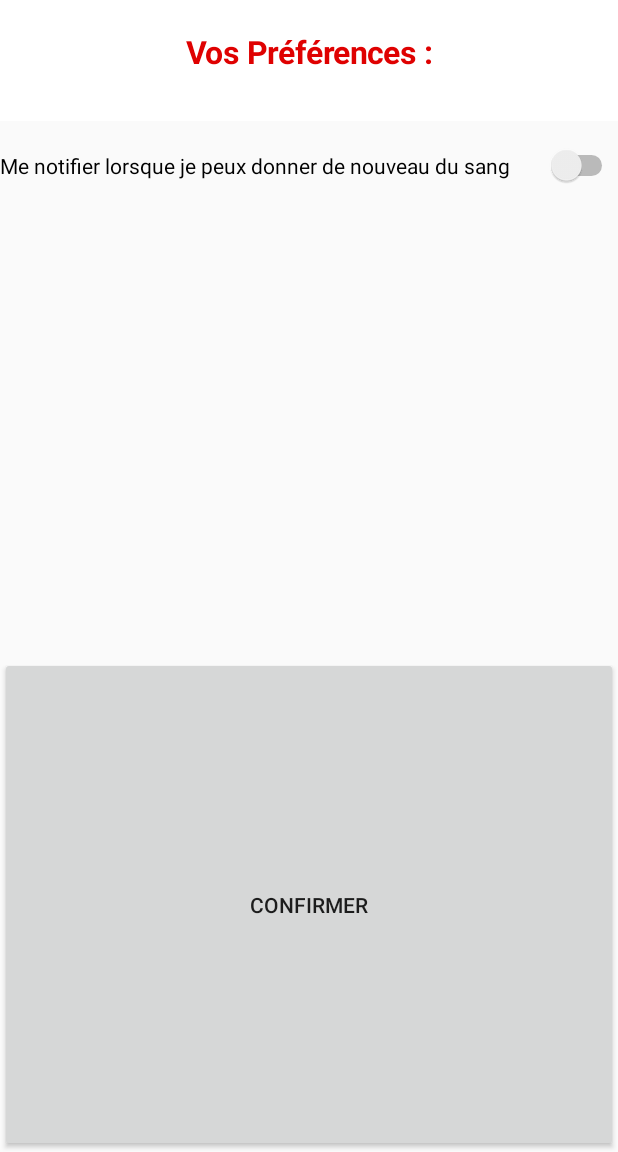
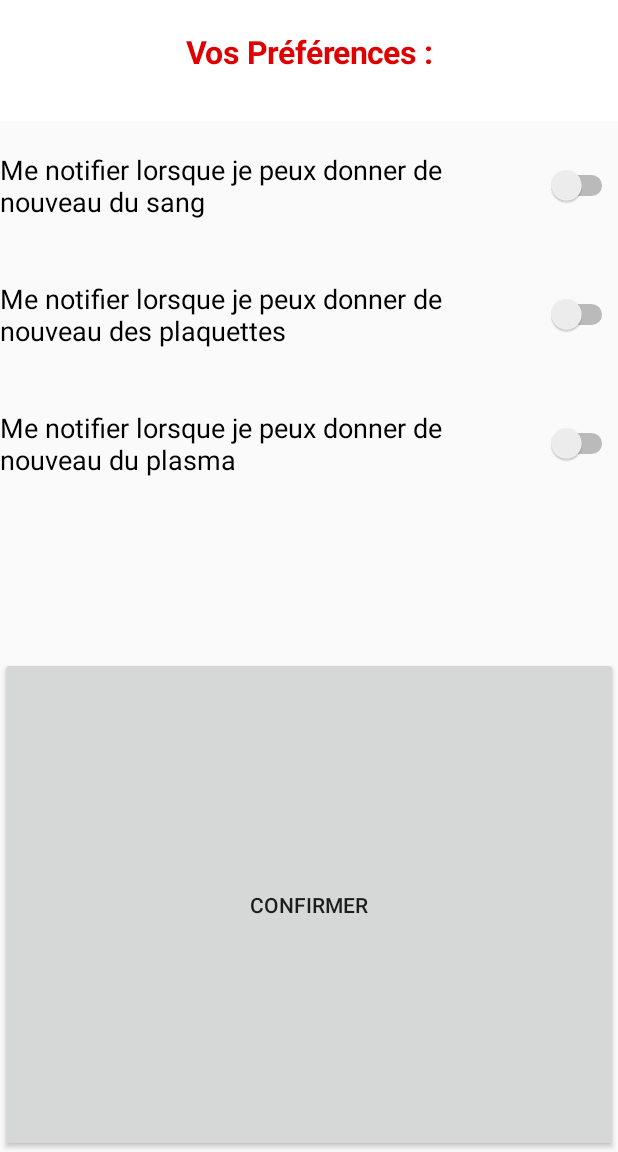
Before and after one commit to valent16/BloodGift, an Android app: the SettingsActivity screen opened directly, with no data from a screen before it, in the side drawer, after a tap on "Notification", on a phone screen of 412 x 824 dp, the part 84-1236 px from its top. Run offline under Robolectric (Android 15) with nearby library versions, the phone set to English and light mode, and no system bars.

Commit message:
Notification - Notifie l'utilisateur le jour où il peut donner son sang. Selon les préférences qu'il aura choisi.

```diff
--- a/app/src/main/java/com/bloodgift/bloodgift/Controller/SettingsController.java
+++ b/app/src/main/java/com/bloodgift/bloodgift/Controller/SettingsController.java
@@ -1,6 +1,7 @@
 package com.bloodgift.bloodgift.Controller;
 
 import android.content.Context;
+import android.widget.Toast;
 
 import com.bloodgift.bloodgift.Model.DAO.ProfileDAO;
 import com.bloodgift.bloodgift.Model.DAO.SettingsDAO;
@@ -24,17 +25,33 @@ public class SettingsController {
     }
 
 
-    public void createSettings(Integer notif) {
-        settings = new Settings(new Date(),notif);
+    public void createSettings(Integer notifSang, Integer notifPlaquette, Integer notifPlasma) {
+        settings = new Settings(new Date(),notifSang, notifPlaquette, notifPlasma);
         SettingsDAO settingsDAO = new SettingsDAO(context);
         settingsDAO.addSettings(settings);
     }
 
-    public Integer getNotif(){
+    public Integer getNotifSang(){
         if(settings == null){
-            return null;
+            return 0;
         } else {
-            return settings.getNotif();
+            return settings.getNotifSang();
+        }
+    }
+
+    public Integer getNotifPlaquette(){
+        if(settings == null){
+            return 0;
+        } else {
+            return settings.getNotifPlaquette();
+        }
+    }
+
+    public Integer getNotifPlasma(){
+        if(settings == null){
+            return 0;
+        } else {
+            return settings.getNotifPlasma();
         }
     }
 
--- a/app/src/main/java/com/bloodgift/bloodgift/Model/DAO/SettingsDAO.java
+++ b/app/src/main/java/com/bloodgift/bloodgift/Model/DAO/SettingsDAO.java
@@ -16,7 +16,10 @@ import java.util.Set;
 
 public class SettingsDAO {
 
-    private static String NOTIF = "notif";
+    private static String NOTIF_SANG = "notifSang";
+    private static String NOTIF_PLAQUETTE = "notifPlaquette";
+    private static String NOTIF_PLASMA = "notifPlasma";
+
     private static String SETTINGS_DATE = "settingsDate";
     private static String SETTINGS_TABLE = "settings";
 
@@ -33,7 +36,10 @@ public class SettingsDAO {
     public static String getSettingsTable(){
         final String table_settings = "CREATE TABLE " + SETTINGS_TABLE + "("
                 + SETTINGS_DATE +" TEXT PRIMARY KEY, "
-                + NOTIF + " INTEGER );";
+                + NOTIF_SANG + " INTEGER, "
+                + NOTIF_PLAQUETTE + " INTEGER, "
+                + NOTIF_PLASMA + " INTEGER );";
+
         return table_settings;
     }
 
@@ -41,7 +47,9 @@ public class SettingsDAO {
         ContentValues values = new ContentValues();
 
         values.put(SETTINGS_DATE, settings.getDateSettings().toString());
-        values.put(NOTIF, settings.getNotif());
+        values.put(NOTIF_SANG, settings.getNotifSang());
+        values.put(NOTIF_PLAQUETTE, settings.getNotifPlaquette());
+        values.put(NOTIF_PLASMA, settings.getNotifPlasma());
 
         Database db = Database.getInstance(context);
         db.getWritableDatabase().insert(SETTINGS_TABLE, null, values);
@@ -56,8 +64,10 @@ public class SettingsDAO {
         cursor.moveToLast();
         if (!cursor.isAfterLast()) {
             Date date = new Date();
-            Integer notif = cursor.getInt(1);
-            settings = new Settings(date, notif);
+            Integer notifSang = cursor.getInt(1);
+            Integer notifPlaquette = cursor.getInt(2);
+            Integer notifPlasma = cursor.getInt(3);
+            settings = new Settings(date, notifSang, notifPlaquette, notifPlasma);
         }
         cursor.close();
         return settings;
--- a/app/src/main/java/com/bloodgift/bloodgift/Model/Settings.java
+++ b/app/src/main/java/com/bloodgift/bloodgift/Model/Settings.java
@@ -7,18 +7,30 @@ public class Settings {
 
     //propriétés
     private Date dateSettings;
-    private Integer notif;
+    private Integer notifSang;
+    private Integer notifPlaquette;
+    private Integer notifPlasma;
 
-    public Settings(Date dateSettings, Integer notif) {
+    public Settings(Date dateSettings, Integer notifSang, Integer notifPlaquette, Integer notifPlasma) {
         this.dateSettings = dateSettings;
-        this.notif = notif;
+        this.notifSang = notifSang;
+        this.notifPlaquette = notifPlaquette;
+        this.notifPlasma = notifPlasma;
     }
 
     public Date getDateSettings() {
         return dateSettings;
     }
 
-    public Integer getNotif() {
-        return notif;
+    public Integer getNotifSang() {
+        return notifSang;
+    }
+
+    public Integer getNotifPlaquette() {
+        return notifPlaquette;
+    }
+
+    public Integer getNotifPlasma() {
+        return notifPlasma;
     }
 }
--- a/app/src/main/java/com/bloodgift/bloodgift/Vue/SettingsActivity.java
+++ b/app/src/main/java/com/bloodgift/bloodgift/Vue/SettingsActivity.java
@@ -24,6 +24,8 @@ public class SettingsActivity extends ActivityWithDrawer {
 
     private Button modifierSettings;
     private Switch swNotifSang;
+    private Switch swNotifPlaquette;
+    private Switch swNotifPlasma;
     private TextView tvSettings;
     private SettingsController controller;
 
@@ -38,6 +40,8 @@ public class SettingsActivity extends ActivityWithDrawer {
         tvSettings = findViewById(R.id.tvSettings);
         modifierSettings = (Button) findViewById(R.id.notifSang);
         swNotifSang = (Switch) findViewById(R.id.switchNotifSang);
+        swNotifPlaquette = (Switch) findViewById(R.id.switchNotifPlaquette);
+        swNotifPlasma = (Switch) findViewById(R.id.switchNotifPlasma);
 
         strSettings = "<h1><font color=\"#DF0101\">Vos Préférences :</font></h1>";
         tvSettings.setText(Html.fromHtml(strSettings));
@@ -55,22 +59,38 @@ public class SettingsActivity extends ActivityWithDrawer {
             public void onClick(View view) {
 
                 Integer notifSang = 0;
-                if(swNotifSang.isChecked()){
+                Integer notifPlaquette = 0;
+                Integer notifPlasma = 0;
+                if (swNotifSang.isChecked()) {
                     notifSang = 1;
                 }
+                if (swNotifPlaquette.isChecked()) {
+                    notifPlaquette = 1;
+                }
+                if (swNotifPlasma.isChecked()) {
+                    notifPlasma = 1;
+                }
 
-                controller.createSettings(notifSang);
-                Toast.makeText(SettingsActivity.this, "Vos préférences sont enregistrées !",Toast.LENGTH_LONG).show();
+                controller.createSettings(notifSang, notifPlaquette, notifPlasma);
+                if (notifPlaquette == 1 || notifPlasma == 1 || notifSang == 1) {
+                    Toast.makeText(SettingsActivity.this, "Vos préférences sont enregistrées ! Les notifications seront envoyées à partir du prochain test.", Toast.LENGTH_LONG).show();
+                } else {
+                    Toast.makeText(SettingsActivity.this, "Vos préférences sont enregistrées ! Vous ne recevrez pas de notification pour les prochains test.", Toast.LENGTH_LONG).show();
+                }
             }
         });
     }
 
     private void recupSettings(){
 
-        if (controller.getNotif() != null){
-            if(controller.getNotif()==1){
-                swNotifSang.setChecked(true);
-            }
+        if (controller.getNotifSang() == 1){
+            swNotifSang.setChecked(true);
+        }
+        if(controller.getNotifPlaquette() == 1){
+            swNotifPlaquette.setChecked(true);
+        }
+        if(controller.getNotifPlasma() == 1){
+            swNotifPlasma.setChecked(true);
         }
     }
 }
--- a/app/src/main/res/layout/activity_login.xml
+++ b/app/src/main/res/layout/activity_login.xml
@@ -6,12 +6,13 @@
     android:background="@color/colorItem">
 
     <ImageView
+        android:id="@+id/imgvw"
         android:layout_width="150dp"
         android:layout_height="150dp"
-        android:src="@drawable/ic_launcher_foreground"
         android:layout_centerHorizontal="true"
         android:layout_marginTop="50dp"
-        android:id="@+id/imgvw" />
+        android:layout_marginBottom="20dp"
+        android:src="@mipmap/logo_bloodgift" />
 
     <LinearLayout
         android:layout_width="match_parent"
--- a/app/src/main/res/layout/activity_settings.xml
+++ b/app/src/main/res/layout/activity_settings.xml
@@ -52,9 +52,32 @@
                     android:id="@+id/switchNotifSang"
                     android:layout_width="match_parent"
                     android:layout_height="wrap_content"
+                    android:checked="false"
                     android:paddingTop="20dp"
                     android:paddingBottom="20dp"
-                    android:text="Me notifier lorsque je peux donner de nouveau du sang" />
+                    android:text="Me notifier lorsque je peux donner de nouveau du sang"
+                    android:textSize="18sp" />
+
+                <Switch
+                    android:id="@+id/switchNotifPlaquette"
+                    android:layout_width="match_parent"
+                    android:layout_height="wrap_content"
+                    android:checked="false"
+                    android:paddingTop="20dp"
+                    android:paddingBottom="20dp"
+                    android:text="Me notifier lorsque je peux donner de nouveau des plaquettes"
+                    android:textSize="18sp" />
+
+                <Switch
+                    android:id="@+id/switchNotifPlasma"
+                    android:layout_width="match_parent"
+                    android:layout_height="wrap_content"
+                    android:checked="false"
+                    android:paddingTop="20dp"
+                    android:paddingBottom="20dp"
+                    android:text="Me notifier lorsque je peux donner de nouveau du plasma"
+                    android:textSize="18sp" />
+
             </LinearLayout>
 
             <Button
--- a/app/src/main/res/layout/nav_header.xml
+++ b/app/src/main/res/layout/nav_header.xml
@@ -25,7 +25,7 @@
                 android:layout_height="wrap_content"
                 android:layout_weight="1"
                 android:contentDescription="@string/nav_header_desc"
-                android:src="@mipmap/ic_launcher_round" />
+                android:src="@mipmap/logo_bloodgift" />
             <TextView
                 android:layout_width="wrap_content"
                 android:layout_height="wrap_content"
```
Also changed, not shown: app/src/main/java/com/bloodgift/bloodgift/Model/Profile.java (+9 -3 lines), app/src/main/java/com/bloodgift/bloodgift/Vue/HomePageActivity.java (+9 -0 lines), app/src/main/res/layout/activity_home_page.xml (+6 -2 lines).
